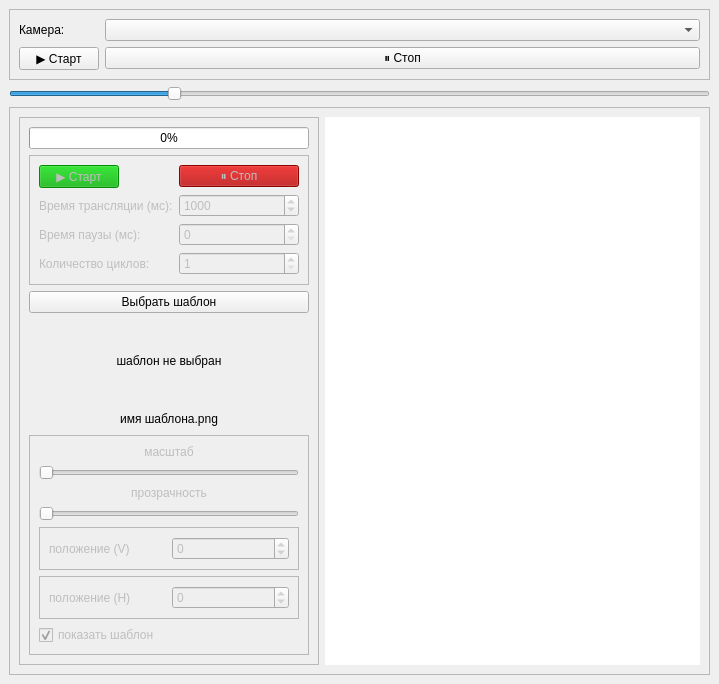
Before: the Qt Designer form qtUi/ui1.ui in vaddav6/cjcLitCam, drawn with Qt 5.
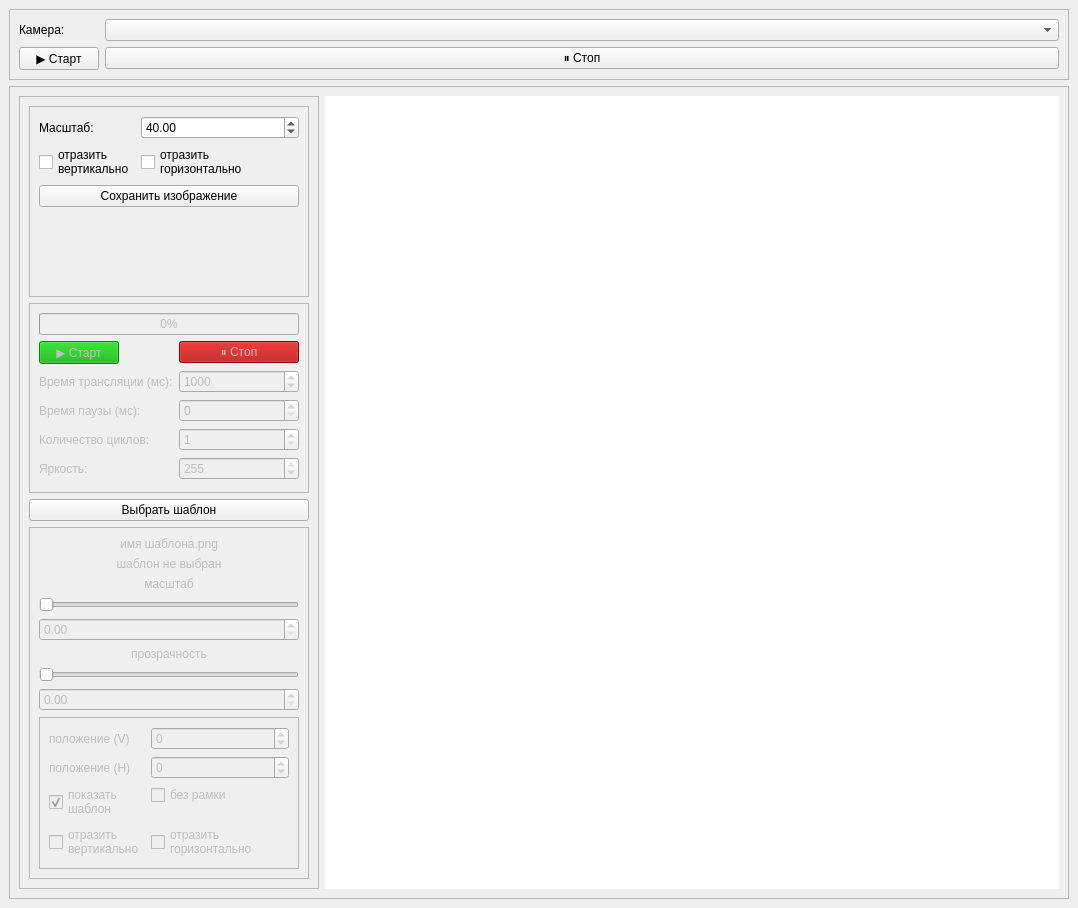
After: the same form once the commit is applied.

Commit message: up camera section, add save photo, add 4k camera resolution, image size scale work with numbers, add options mirroring image H and V, up ui

What changed in the file:
```diff
--- a/qtUi/ui1.ui
+++ b/qtUi/ui1.ui
@@ -6,8 +6,8 @@
    <rect>
     <x>0</x>
     <y>0</y>
-    <width>719</width>
-    <height>684</height>
+    <width>1078</width>
+    <height>908</height>
    </rect>
   </property>
   <property name="windowTitle">
@@ -30,16 +30,6 @@
        <enum>QFrame::Shadow::Raised</enum>
       </property>
       <layout class="QFormLayout" name="formLayout">
-       <item row="0" column="1">
-        <widget class="QComboBox" name="comboBox"/>
-       </item>
-       <item row="1" column="0">
-        <widget class="QPushButton" name="pB_startCamera">
-         <property name="text">
-          <string>▶ Старт</string>
-         </property>
-        </widget>
-       </item>
        <item row="1" column="1">
         <widget class="QPushButton" name="pB_stopCamera">
          <property name="text">
@@ -47,8 +37,18 @@
          </property>
         </widget>
        </item>
+       <item row="1" column="0">
+        <widget class="QPushButton" name="pB_startCamera">
+         <property name="text">
+          <string>▶ Старт</string>
+         </property>
+        </widget>
+       </item>
+       <item row="0" column="1">
+        <widget class="QComboBox" name="cB_cameraName"/>
+       </item>
        <item row="0" column="0">
-        <widget class="QLabel" name="label">
+        <widget class="QLabel" name="l_camera">
          <property name="text">
           <string>Камера:</string>
          </property>
@@ -57,34 +57,6 @@
       </layout>
      </widget>
     </item>
-    <item>
-     <widget class="QSlider" name="horizontalSlider">
-      <property name="minimum">
-       <number>10</number>
-      </property>
-      <property name="maximum">
-       <number>400</number>
-      </property>
-      <property name="singleStep">
-       <number>5</number>
-      </property>
-      <property name="pageStep">
-       <number>5</number>
-      </property>
-      <property name="sliderPosition">
-       <number>100</number>
-      </property>
-      <property name="orientation">
-       <enum>Qt::Orientation::Horizontal</enum>
-      </property>
-      <property name="tickPosition">
-       <enum>QSlider::TickPosition::NoTicks</enum>
-      </property>
-      <property name="tickInterval">
-       <number>10</number>
-      </property>
-     </widget>
-    </item>
     <item>
      <widget class="QFrame" name="frame_2">
       <property name="frameShape">
@@ -110,22 +82,61 @@
          </property>
          <layout class="QVBoxLayout" name="verticalLayout">
           <item>
-           <widget class="QProgressBar" name="progressBar">
-            <property name="minimumSize">
-             <size>
-              <width>0</width>
-              <height>0</height>
-             </size>
+           <widget class="QFrame" name="frame_8">
+            <property name="frameShape">
+             <enum>QFrame::Shape::StyledPanel</enum>
             </property>
-            <property name="value">
-             <number>0</number>
+            <property name="frameShadow">
+             <enum>QFrame::Shadow::Raised</enum>
             </property>
-            <property name="textVisible">
-             <bool>true</bool>
-            </property>
-            <property name="textDirection">
-             <enum>QProgressBar::Direction::TopToBottom</enum>
-            </property>
+            <layout class="QFormLayout" name="formLayout_5">
+             <item row="0" column="0">
+              <widget class="QLabel" name="label_11">
+               <property name="text">
+                <string>Масштаб:</string>
+               </property>
+              </widget>
+             </item>
+             <item row="0" column="1">
+              <widget class="QDoubleSpinBox" name="dSB_scaleCamera">
+               <property name="minimum">
+                <double>10.000000000000000</double>
+               </property>
+               <property name="maximum">
+                <double>500.000000000000000</double>
+               </property>
+               <property name="singleStep">
+                <double>10.000000000000000</double>
+               </property>
+               <property name="value">
+                <double>40.000000000000000</double>
+               </property>
+              </widget>
+             </item>
+             <item row="1" column="0">
+              <widget class="QCheckBox" name="chB_vMrirrorCamera">
+               <property name="text">
+                <string>отразить
+вертикально</string>
+               </property>
+              </widget>
+             </item>
+             <item row="1" column="1">
+              <widget class="QCheckBox" name="chB_hMrirrorCamera">
+               <property name="text">
+                <string>отразить
+горизонтально</string>
+               </property>
+              </widget>
+             </item>
+             <item row="2" column="0" colspan="2">
+              <widget class="QPushButton" name="pB_saveCamera">
+               <property name="text">
+                <string>Сохранить изображение</string>
+               </property>
+              </widget>
+             </item>
+            </layout>
            </widget>
           </item>
           <item>
@@ -140,28 +151,28 @@
              <enum>QFrame::Shadow::Raised</enum>
             </property>
             <layout class="QFormLayout" name="formLayout_2">
-             <item row="1" column="0">
+             <item row="5" column="0">
               <widget class="QLabel" name="label_4">
                <property name="text">
                 <string>Время трансляции (мс):</string>
                </property>
               </widget>
              </item>
-             <item row="2" column="0">
+             <item row="6" column="0">
               <widget class="QLabel" name="label_5">
                <property name="text">
                 <string>Время паузы (мс):</string>
                </property>
               </widget>
              </item>
-             <item row="3" column="0">
+             <item row="7" column="0">
               <widget class="QLabel" name="label_6">
                <property name="text">
                 <string>Количество циклов:</string>
                </property>
               </widget>
              </item>
-             <item row="1" column="1">
+             <item row="5" column="1">
               <widget class="QSpinBox" name="spinBox_2">
                <property name="minimum">
                 <number>1</number>
@@ -174,7 +185,7 @@
                </property>
               </widget>
              </item>
-             <item row="2" column="1">
+             <item row="6" column="1">
               <widget class="QSpinBox" name="spinBox_3">
                <property name="minimum">
                 <number>0</number>
@@ -187,7 +198,7 @@
                </property>
               </widget>
              </item>
-             <item row="3" column="1">
+             <item row="7" column="1">
               <widget class="QSpinBox" name="spinBox_4">
                <property name="minimum">
                 <number>1</number>
@@ -200,8 +211,17 @@
                </property>
               </widget>
              </item>
-             <item row="0" column="0">
+             <item row="4" column="0">
               <widget class="QPushButton" name="pushButton_2">
+               <property name="enabled">
+                <bool>false</bool>
+               </property>
+               <property name="sizePolicy">
+                <sizepolicy hsizetype="Minimum" vsizetype="Fixed">
+                 <horstretch>0</horstretch>
+                 <verstretch>0</verstretch>
+                </sizepolicy>
+               </property>
                <property name="palette">
                 <palette>
                  <active>
@@ -631,7 +651,7 @@
                </property>
               </widget>
              </item>
-             <item row="0" column="1">
+             <item row="4" column="1">
               <widget class="QPushButton" name="pushButton_3">
                <property name="palette">
                 <palette>
@@ -1053,6 +1073,42 @@
                </property>
               </widget>
              </item>
+             <item row="1" column="0" colspan="2">
+              <widget class="QProgressBar" name="progressBar">
+               <property name="minimumSize">
+                <size>
+                 <width>0</width>
+                 <height>0</height>
+                </size>
+               </property>
+               <property name="value">
+                <number>0</number>
+               </property>
+               <property name="textVisible">
+                <bool>true</bool>
+               </property>
+               <property name="textDirection">
+                <enum>QProgressBar::Direction::TopToBottom</enum>
+               </property>
+              </widget>
+             </item>
+             <item row="8" column="0">
+              <widget class="QLabel" name="label">
+               <property name="text">
+                <string>Яркость:</string>
+               </property>
+              </widget>
+             </item>
+             <item row="8" column="1">
+              <widget class="QSpinBox" name="spinBox_6">
+               <property name="maximum">
+                <number>255</number>
+               </property>
+               <property name="value">
+                <number>255</number>
+               </property>
+              </widget>
+             </item>
             </layout>
            </widget>
           </item>
@@ -1063,32 +1119,6 @@
             </property>
            </widget>
           </item>
-          <item>
-           <widget class="QLabel" name="label_2">
-            <property name="text">
-             <string>шаблон не выбран</string>
-            </property>
-            <property name="alignment">
-             <set>Qt::AlignmentFlag::AlignCenter</set>
-            </property>
-           </widget>
-          </item>
-          <item>
-           <widget class="QLabel" name="label_3">
-            <property name="maximumSize">
-             <size>
-              <width>16777215</width>
-              <height>20</height>
-             </size>
-            </property>
-            <property name="text">
-             <string>имя шаблона.png</string>
-            </property>
-            <property name="alignment">
-             <set>Qt::AlignmentFlag::AlignCenter</set>
-            </property>
-           </widget>
-          </item>
           <item>
            <widget class="QFrame" name="frame_3">
             <property name="enabled">
@@ -1101,6 +1131,32 @@
              <enum>QFrame::Shadow::Raised</enum>
             </property>
             <layout class="QVBoxLayout" name="verticalLayout_4">
+             <item>
+              <widget class="QLabel" name="label_3">
+               <property name="maximumSize">
+                <size>
+                 <width>16777215</width>
+                 <height>20</height>
+                </size>
+               </property>
+               <property name="text">
+                <string>имя шаблона.png</string>
+               </property>
+               <property name="alignment">
+                <set>Qt::AlignmentFlag::AlignCenter</set>
+               </property>
+              </widget>
+             </item>
+             <item>
+              <widget class="QLabel" name="label_2">
+               <property name="text">
+                <string>шаблон не выбран</string>
+               </property>
+               <property name="alignment">
+                <set>Qt::AlignmentFlag::AlignCenter</set>
+               </property>
+              </widget>
+             </item>
              <item>
               <widget class="QLabel" name="label_7">
                <property name="text">
@@ -1124,6 +1180,13 @@
                </property>
               </widget>
              </item>
+             <item>
+              <widget class="QDoubleSpinBox" name="doubleSpinBox">
+               <property name="maximum">
+                <double>200.000000000000000</double>
+               </property>
+              </widget>
+             </item>
              <item>
               <widget class="QLabel" name="label_8">
                <property name="text">
@@ -1145,82 +1208,101 @@
               </widget>
              </item>
              <item>
-              <widget class="QFrame" name="frame_6">
+              <widget class="QDoubleSpinBox" name="doubleSpinBox_2">
+               <property name="maximum">
+                <double>200.000000000000000</double>
+               </property>
+              </widget>
+             </item>
+             <item>
+              <widget class="QFrame" name="frame_9">
                <property name="frameShape">
                 <enum>QFrame::Shape::StyledPanel</enum>
                </property>
                <property name="frameShadow">
                 <enum>QFrame::Shadow::Raised</enum>
                </property>
-               <layout class="QHBoxLayout" name="horizontalLayout_2">
-                <item>
+               <layout class="QFormLayout" name="formLayout_6">
+                <item row="2" column="0">
+                 <widget class="QCheckBox" name="checkBox">
+                  <property name="layoutDirection">
+                   <enum>Qt::LayoutDirection::LeftToRight</enum>
+                  </property>
+                  <property name="text">
+                   <string>показать
+шаблон</string>
+                  </property>
+                  <property name="checkable">
+                   <bool>true</bool>
+                  </property>
+                  <property name="checked">
+                   <bool>true</bool>
+                  </property>
+                  <property name="tristate">
+                   <bool>false</bool>
+                  </property>
+                 </widget>
+                </item>
+                <item row="2" column="1">
+                 <widget class="QCheckBox" name="checkBox_2">
+                  <property name="text">
+                   <string>без рамки</string>
+                  </property>
+                 </widget>
+                </item>
+                <item row="3" column="0">
+                 <widget class="QCheckBox" name="checkBox_4">
+                  <property name="text">
+                   <string>отразить
+вертикально</string>
+                  </property>
+                 </widget>
+                </item>
+                <item row="3" column="1">
+                 <widget class="QCheckBox" name="checkBox_5">
+                  <property name="text">
+                   <string>отразить
+горизонтально</string>
+                  </property>
+                 </widget>
+                </item>
+                <item row="0" column="0">
                  <widget class="QLabel" name="label_9">
                   <property name="text">
                    <string>положение (V)</string>
                   </property>
                  </widget>
                 </item>
-                <item>
+                <item row="0" column="1">
                  <widget class="QSpinBox" name="spinBox">
                   <property name="minimum">
-                   <number>-2000</number>
+                   <number>-4000</number>
                   </property>
                   <property name="maximum">
-                   <number>2000</number>
+                   <number>4000</number>
                   </property>
                  </widget>
                 </item>
-               </layout>
-              </widget>
-             </item>
-             <item>
-              <widget class="QFrame" name="frame_7">
-               <property name="frameShape">
-                <enum>QFrame::Shape::StyledPanel</enum>
-               </property>
-               <property name="frameShadow">
-                <enum>QFrame::Shadow::Raised</enum>
-               </property>
-               <layout class="QHBoxLayout" name="horizontalLayout_3">
-                <item>
+                <item row="1" column="0">
                  <widget class="QLabel" name="label_10">
                   <property name="text">
                    <string>положение (H)</string>
                   </property>
                  </widget>
                 </item>
-                <item>
+                <item row="1" column="1">
                  <widget class="QSpinBox" name="spinBox_5">
                   <property name="minimum">
-                   <number>-2000</number>
+                   <number>-4000</number>
                   </property>
                   <property name="maximum">
-                   <number>2000</number>
+                   <number>4000</number>
                   </property>
                  </widget>
                 </item>
                </layout>
               </widget>
              </item>
-             <item>
-              <widget class="QCheckBox" name="checkBox">
-               <property name="layoutDirection">
-                <enum>Qt::LayoutDirection::LeftToRight</enum>
-               </property>
-               <property name="text">
-                <string>показать шаблон</string>
-               </property>
-               <property name="checkable">
-                <bool>true</bool>
-               </property>
-               <property name="checked">
-                <bool>true</bool>
-               </property>
-               <property name="tristate">
-                <bool>false</bool>
-               </property>
-              </widget>
-             </item>
             </layout>
            </widget>
           </item>
```
Left out of the diff: 3 changed lines with no effect on the pictures. The commit also changes 2 other files.
